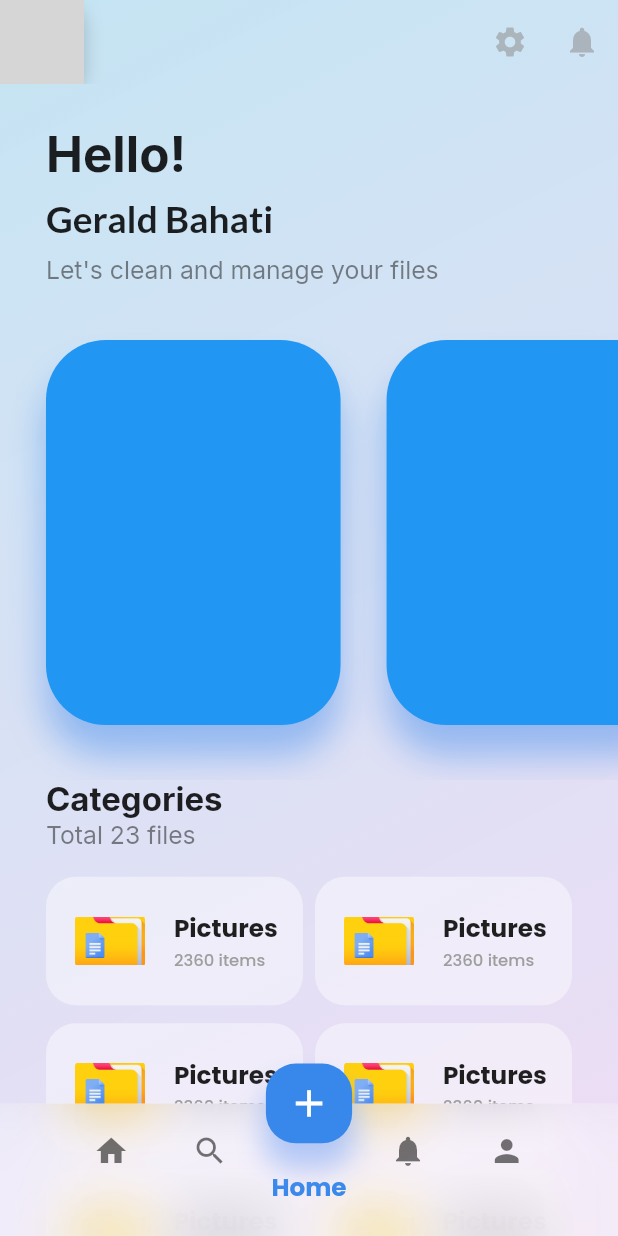
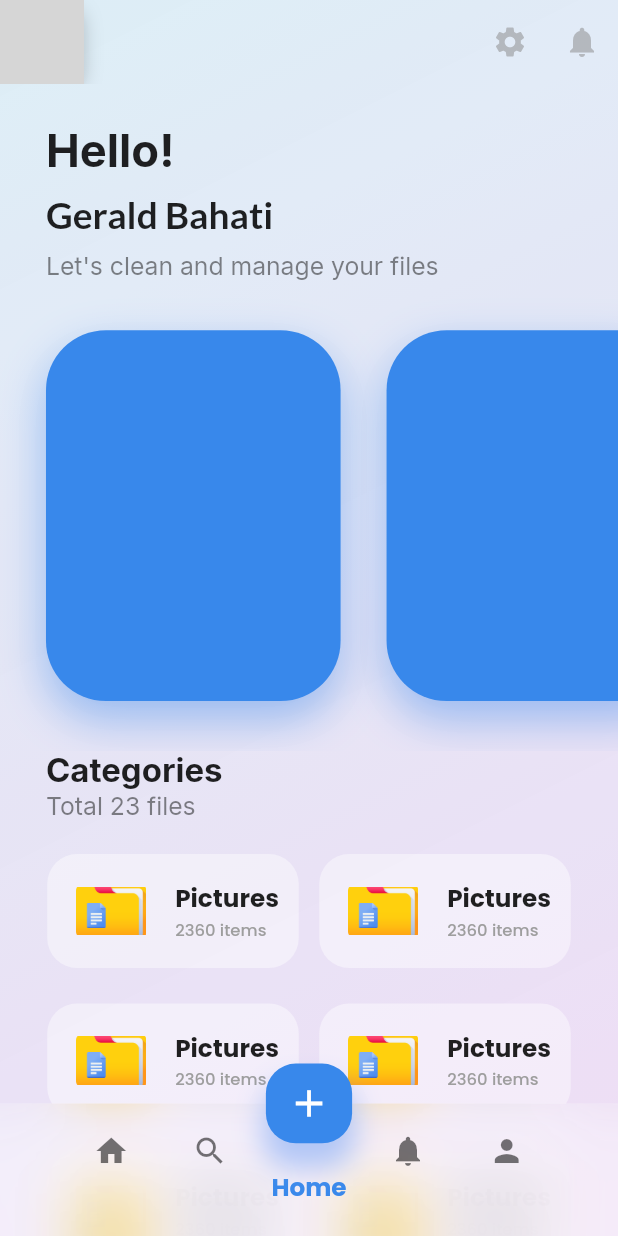
Before and after one commit to geraldbahati/project-unbowed, a Flutter app: the screen it shows after launch, on a phone screen of 412 x 824 dp. Run offline on Flutter 3.47's test engine with Material 2 defaults, Android fonts, the phone set to English and light mode, and no system bars; our stand-ins replace google_fonts, sizer, smooth_page_indicator; network calls fail; grey boxes are pictures that could not be loaded.

Commit message:
some changes i dont know

```diff
--- a/frontend/mobile-app/unbowed_flutter/lib/main.dart
+++ b/frontend/mobile-app/unbowed_flutter/lib/main.dart
@@ -1,15 +1,9 @@
 import 'package:flutter/material.dart';
 import 'package:sizer/sizer.dart';
-import 'package:unbowed_flutter/presentation/animations/exclamation.dart';
-import 'package:unbowed_flutter/presentation/animations/slide_in.dart';
-import 'package:unbowed_flutter/presentation/styles/theme.dart';
-import 'package:unbowed_flutter/presentation/views/chat_pages/chatroom.dart';
-import 'package:unbowed_flutter/presentation/views/home_pages/home_screen.dart';
-import 'package:unbowed_flutter/presentation/views/landing_pages/landing2.dart';
-import 'package:unbowed_flutter/presentation/views/landing_pages/landing_page_view.dart';
-import 'package:unbowed_flutter/presentation/widgets/containers/profile_box.dart';
+
 import 'presentation/router/my_routes.dart';
-import 'presentation/views/landing_pages/landing1.dart';
+import 'presentation/styles/theme.dart';
+import 'presentation/views/home_pages/home_screen.dart';
 
 void main() {
   runApp(const MyApp());
@@ -23,7 +17,7 @@ class MyApp extends StatefulWidget {
 }
 
 class _MyAppState extends State<MyApp> {
-  AppRouter _appRouter = AppRouter();
+  final AppRouter _appRouter = AppRouter();
 
   @override
   void dispose() {
@@ -41,7 +35,7 @@ class _MyAppState extends State<MyApp> {
               theme: lightTheme,
               darkTheme: darkTheme,
 
-              // onGenerateRoute: _appRouter.onGenerateRoute,
+              onGenerateRoute: _appRouter.onGenerateRoute,
               // home: const LandingView(),
               home: HomeView(),
             ));
--- a/frontend/mobile-app/unbowed_flutter/lib/presentation/styles/text_styling.dart
+++ b/frontend/mobile-app/unbowed_flutter/lib/presentation/styles/text_styling.dart
@@ -22,7 +22,7 @@ final contextTextStyle = GoogleFonts.poppins(
 );
 
 final helloTextStyle = GoogleFonts.inter(
-  fontSize: 24.sp,
+  fontSize: 22.sp,
   fontWeight: FontWeight.bold,
 );
 
--- a/frontend/mobile-app/unbowed_flutter/lib/presentation/styles/theme.dart
+++ b/frontend/mobile-app/unbowed_flutter/lib/presentation/styles/theme.dart
@@ -1,7 +1,6 @@
 // colours
 import 'package:flutter/material.dart';
 import 'package:sizer/sizer.dart';
-import 'package:unbowed_flutter/presentation/styles/text_styling.dart';
 
 const Color lightBlue = Color.fromRGBO(27, 90, 212, 1);
 const Color darkBlue = Color.fromRGBO(30, 34, 121, 1);
--- a/frontend/mobile-app/unbowed_flutter/lib/presentation/views/home_pages/home_screen.dart
+++ b/frontend/mobile-app/unbowed_flutter/lib/presentation/views/home_pages/home_screen.dart
@@ -19,13 +19,13 @@ class HomeView extends StatelessWidget {
           begin: Alignment.topLeft,
           end: Alignment.bottomRight,
           colors: [
-            Color.fromRGBO(178, 221, 240, 0.95),
+            Color.fromRGBO(211, 233, 244, 0.96),
             Color.fromRGBO(233, 209, 241, 0.93),
           ],
         ),
       ),
       child: Scaffold(
-        // backgroundColor: const Color.fromRGBO(228, 238, 248, 1),
+        // background color
         backgroundColor: Colors.white.withOpacity(0.2),
         extendBody: true,
 
@@ -49,7 +49,7 @@ class HomeView extends StatelessWidget {
           leading: const ProfileBox(
             size: 60,
             isBox: true,
-            // imageUrl: 'https://i.imgur.com/BoN9kdC.png',
+            imageUrl: 'https://i.imgur.com/BoN9kdC.png',
           ),
         ),
 
@@ -98,33 +98,21 @@ class HomeView extends StatelessWidget {
 
               // quick nav containers
               SizedBox(
-                height: 40.h,
-                child: SingleChildScrollView(
+                height: 38.h,
+                child: ListView.builder(
                   scrollDirection: Axis.horizontal,
-                  child: Row(
-                    children: [
-                      // quick nav container
-                      Padding(
-                        padding: EdgeInsets.only(left: 7.44.w),
-                        child: QuickNavContainer(),
-                      ),
-
-                      // quick nav container
-                      Padding(
-                        padding: EdgeInsets.only(left: 7.44.w),
-                        child: QuickNavContainer(),
-                      ),
-
-                      // quick nav container
-                      Padding(
+                  itemCount: 3,
+                  itemBuilder: (context, index) {
+                    return Center(
+                      child: Padding(
                         padding: EdgeInsets.only(
                           left: 7.44.w,
-                          right: 7.44.w,
+                          right: index == 2 ? 7.44.w : 0,
                         ),
                         child: QuickNavContainer(),
                       ),
-                    ],
-                  ),
+                    );
+                  },
                 ),
               ),
 
@@ -158,12 +146,12 @@ class HomeView extends StatelessWidget {
                       gridDelegate:
                           const SliverGridDelegateWithFixedCrossAxisCount(
                         crossAxisCount: 2,
-                        crossAxisSpacing: 8,
-                        mainAxisSpacing: 12,
+                        crossAxisSpacing: 12,
+                        mainAxisSpacing: 15,
                         childAspectRatio: 2,
                       ),
                       itemBuilder: (context, index) {
-                        return FolderContainer();
+                        return const Center(child: FolderContainer());
                       },
                     ),
                   ],
--- a/frontend/mobile-app/unbowed_flutter/lib/presentation/widgets/containers/bottom_navigation_bar.dart
+++ b/frontend/mobile-app/unbowed_flutter/lib/presentation/widgets/containers/bottom_navigation_bar.dart
@@ -82,6 +82,7 @@ class _CustomBottomNavigationBarState extends State<CustomBottomNavigationBar>
             child: BackdropFilter(
               filter: ImageFilter.blur(sigmaX: 20, sigmaY: 20),
               child: ListView.builder(
+                physics: const NeverScrollableScrollPhysics(),
                 scrollDirection: Axis.horizontal,
                 itemCount: icons.length,
                 itemBuilder: (context, index) {
--- a/frontend/mobile-app/unbowed_flutter/lib/presentation/widgets/containers/qiuck_nav_container.dart
+++ b/frontend/mobile-app/unbowed_flutter/lib/presentation/widgets/containers/qiuck_nav_container.dart
@@ -16,16 +16,16 @@ class QuickNavContainer extends StatelessWidget {
     return Container(
       // dimension
       width: width ?? 47.67.w,
-      height: height ?? 31.16.h,
+      height: height ?? 30.h,
 
       decoration: BoxDecoration(
-        color: Colors.blue,
+        color: const Color.fromRGBO(56, 136, 235, 1),
         borderRadius: BorderRadius.circular(40),
         boxShadow: const [
           BoxShadow(
             color: Color.fromRGBO(56, 134, 235, 0.45),
-            blurRadius: 20,
-            offset: Offset(0, 20),
+            blurRadius: 25,
+            offset: Offset(0, 12),
           ),
         ],
       ),
```
